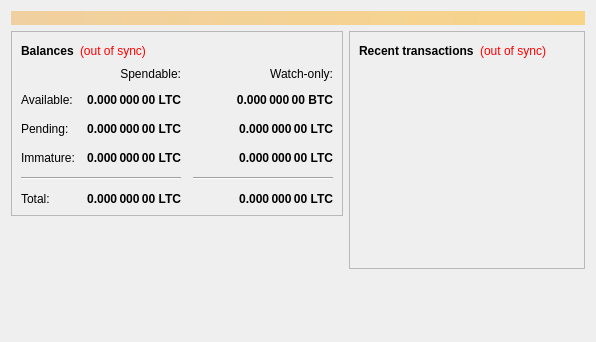
nkpatro/CatcoinRelease, file src/qt/forms/overviewpage.ui: the form before one commit.
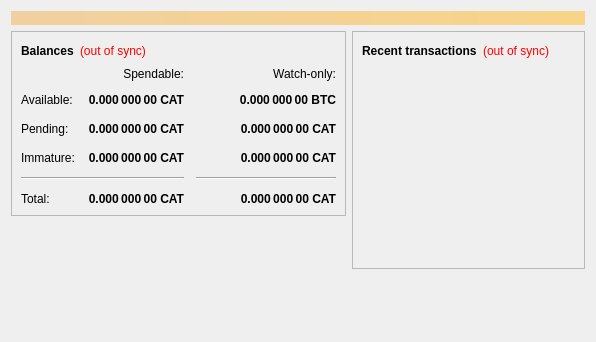
The form after the commit.

The edit to the form file:
```diff
--- a/src/qt/forms/overviewpage.ui
+++ b/src/qt/forms/overviewpage.ui
@@ -112,7 +112,7 @@
                <string>Unconfirmed transactions to watch-only addresses</string>
               </property>
               <property name="text">
-               <string notr="true">0.000 000 00 LTC</string>
+               <string notr="true">0.000 000 00 CAT</string>
               </property>
               <property name="alignment">
                <set>Qt::AlignRight|Qt::AlignTrailing|Qt::AlignVCenter</set>
@@ -137,7 +137,7 @@
                <string>Total of transactions that have yet to be confirmed, and do not yet count toward the spendable balance</string>
               </property>
               <property name="text">
-               <string notr="true">0.000 000 00 LTC</string>
+               <string notr="true">0.000 000 00 CAT</string>
               </property>
               <property name="alignment">
                <set>Qt::AlignRight|Qt::AlignTrailing|Qt::AlignVCenter</set>
@@ -162,7 +162,7 @@
                <string>Mined balance in watch-only addresses that has not yet matured</string>
               </property>
               <property name="text">
-               <string notr="true">0.000 000 00 LTC</string>
+               <string notr="true">0.000 000 00 CAT</string>
               </property>
               <property name="alignment">
                <set>Qt::AlignRight|Qt::AlignTrailing|Qt::AlignVCenter</set>
@@ -220,7 +220,7 @@
                <string>Mined balance that has not yet matured</string>
               </property>
               <property name="text">
-               <string notr="true">0.000 000 00 LTC</string>
+               <string notr="true">0.000 000 00 CAT</string>
               </property>
               <property name="alignment">
                <set>Qt::AlignRight|Qt::AlignTrailing|Qt::AlignVCenter</set>
@@ -265,7 +265,7 @@
                <string>Your current total balance</string>
               </property>
               <property name="text">
-               <string notr="true">0.000 000 00 LTC</string>
+               <string notr="true">0.000 000 00 CAT</string>
               </property>
               <property name="alignment">
                <set>Qt::AlignRight|Qt::AlignTrailing|Qt::AlignVCenter</set>
@@ -290,7 +290,7 @@
                <string>Current total balance in watch-only addresses</string>
               </property>
               <property name="text">
-               <string notr="true">0.000 000 00 LTC</string>
+               <string notr="true">0.000 000 00 CAT</string>
               </property>
               <property name="alignment">
                <set>Qt::AlignRight|Qt::AlignTrailing|Qt::AlignVCenter</set>
@@ -332,7 +332,7 @@
                <string>Your current spendable balance</string>
               </property>
               <property name="text">
-               <string notr="true">0.000 000 00 LTC</string>
+               <string notr="true">0.000 000 00 CAT</string>
               </property>
               <property name="alignment">
                <set>Qt::AlignRight|Qt::AlignTrailing|Qt::AlignVCenter</set>
```
Left out of the diff: 4 changed lines with no effect on the pictures.
